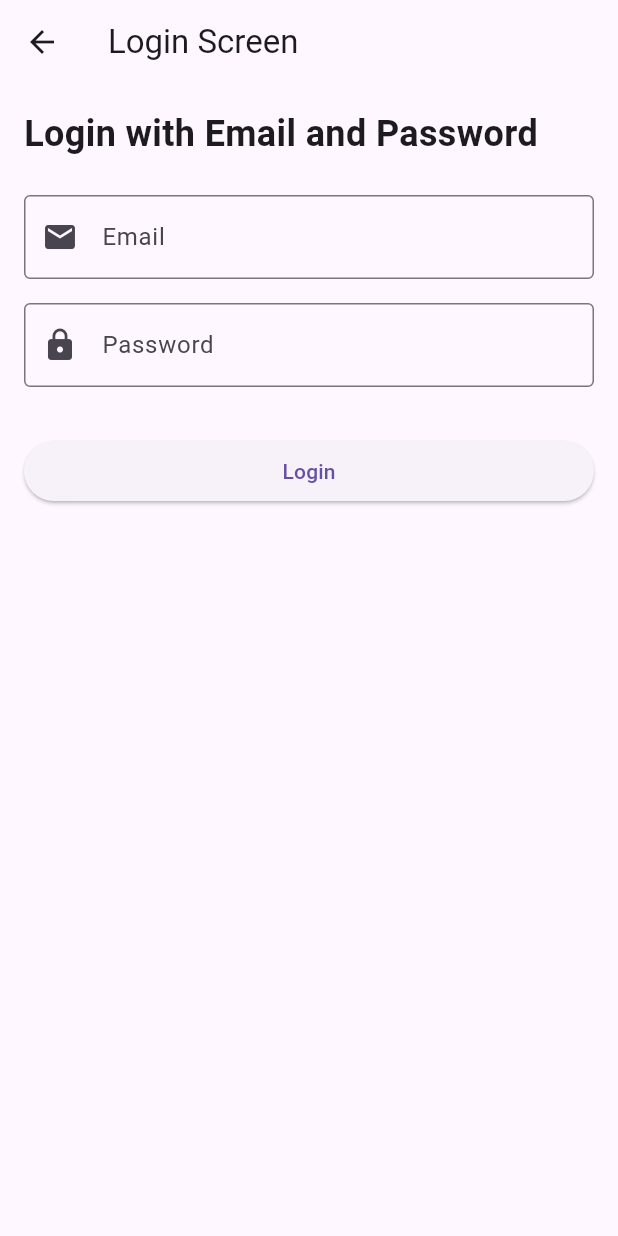
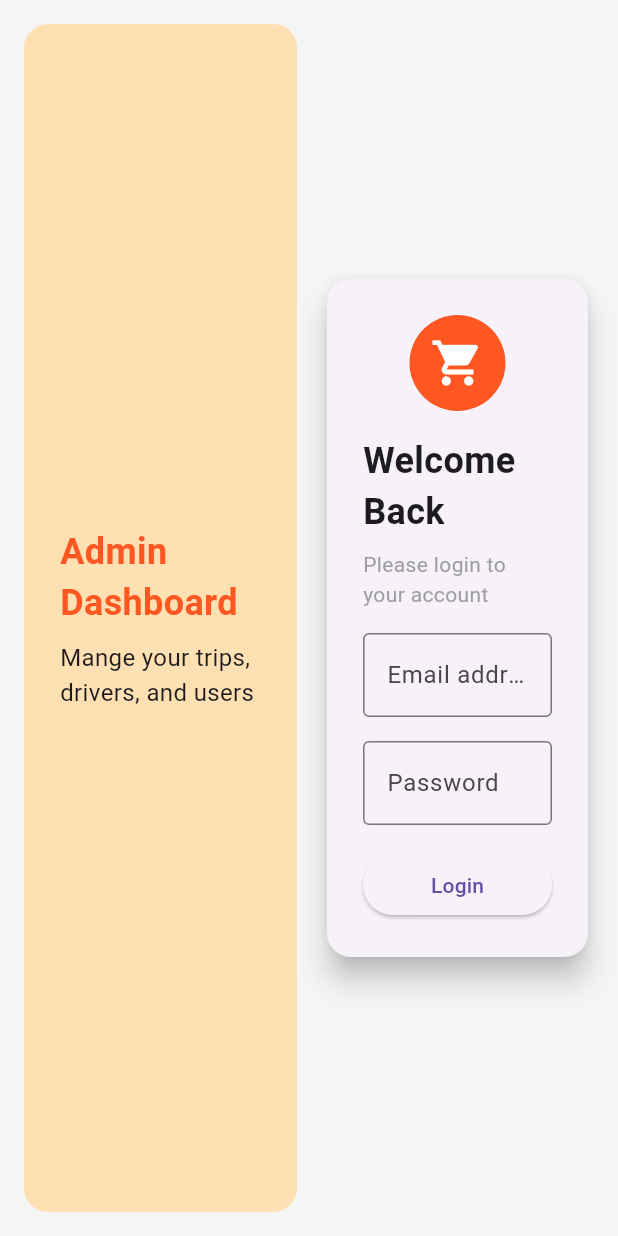
Before and after one commit to huyk21/TKPM_ADMIN_DASHBOARD, a Flutter app: the LoginScreen screen opened directly, on a phone screen of 412 x 824 dp. Run offline on Flutter 3.47's test engine with Material 3 defaults, Android fonts, the phone set to English and light mode, and no system bars; our stand-ins replace firebase_auth, firebase_core, firebase_database, fl_chart; missing offline and left inert: flutter_admin_scaffold; accounts and stored records are empty; statements that could not run were skipped.

Commit message:
edit login screen for better UI

```diff
--- a/lib/authentication/login_screen.dart
+++ b/lib/authentication/login_screen.dart
@@ -1,82 +1,104 @@
-import 'package:firebase_auth/firebase_auth.dart';
 import 'package:flutter/material.dart';
 
-class LoginScreen extends StatefulWidget {
+class LoginScreen extends StatelessWidget {
   const LoginScreen({super.key});
-
-  @override
-  State<LoginScreen> createState() => _LoginScreenState();
-}
-
-class _LoginScreenState extends State<LoginScreen> {
-  final _emailController = TextEditingController();
-  final _passwordController = TextEditingController();
-  final _auth = FirebaseAuth.instance;
-  String errorMessage = '';
-
-  Future<void> _login() async {
-    try {
-      await _auth.signInWithEmailAndPassword(
-        email: _emailController.text.trim(),
-        password: _passwordController.text.trim(),
-      );
-      setState(() {
-        errorMessage = ''; // Clear the error message if login succeeds
-      });
-      // Navigate to the main screen after successful login
-      Navigator.pushReplacementNamed(context, '/home');
-    } catch (error) {
-      setState(() {
-        errorMessage = error.toString(); // Display the error message
-      });
-    }
-  }
 
   @override
   Widget build(BuildContext context) {
     return Scaffold(
-      appBar: AppBar(title: const Text('Login Screen')),
-
-      body: Padding(
+      backgroundColor: Colors.grey[100],
+      body: Center(
+        child: Container(
           padding: const EdgeInsets.all(16.0),
-        child: Column(
+          constraints: const BoxConstraints(maxWidth: 900),
+          child: Row(
+            children: [
+              // Left side with text/illustration
+              Expanded(
+                flex: 1,
+                child: Container(
+                  decoration: BoxDecoration(
+                    borderRadius: BorderRadius.circular(16),
+                    color: Colors.orange[100],
+                  ),
+                  padding: const EdgeInsets.all(24.0),
+                  child: const Column(
+                    mainAxisAlignment: MainAxisAlignment.center,
                     crossAxisAlignment: CrossAxisAlignment.start,
                     children: [
-            const Text(
-              'Login with Email and Password',
-              style: TextStyle(fontSize: 24, fontWeight: FontWeight.bold),
+                      Text(
+                        'Admin Dashboard',
+                        style: TextStyle(
+                          fontSize: 24,
+                          fontWeight: FontWeight.bold,
+                          color: Colors.deepOrange,
                         ),
-            const SizedBox(height: 24),
-            TextField(
-              controller: _emailController,
-              decoration: const InputDecoration(
-                labelText: 'Email',
-                border: OutlineInputBorder(),
-                prefixIcon: Icon(Icons.email),
                       ),
-              keyboardType: TextInputType.emailAddress,
+                      SizedBox(height: 8),
+                      Text(
+                        'Mange your trips, drivers, and users',
+                        style: TextStyle(fontSize: 16),
+                      ),
+                    ],
+                  ),
+                ),
+              ),
+
+              const SizedBox(width: 16),
+
+              // Right side with login form
+              Expanded(
+                flex: 1,
+                child: Card(
+                  elevation: 8.0,
+                  shape: RoundedRectangleBorder(
+                    borderRadius: BorderRadius.circular(16),
+                  ),
+                  child: Padding(
+                    padding: const EdgeInsets.all(24.0),
+                    child: Column(
+                      mainAxisSize: MainAxisSize.min,
+                      children: [
+                        const CircleAvatar(
+                          radius: 32,
+                          backgroundColor: Colors.deepOrange,
+                          child: Icon(Icons.shopping_cart, color: Colors.white, size: 36),
                         ),
                         const SizedBox(height: 16),
-            TextField(
-              controller: _passwordController,
-              decoration: const InputDecoration(
+                        const Text(
+                          'Welcome Back',
+                          style: TextStyle(
+                            fontSize: 24,
+                            fontWeight: FontWeight.bold,
+                          ),
+                        ),
+                        const SizedBox(height: 8),
+                        const Text(
+                          'Please login to your account',
+                          style: TextStyle(fontSize: 14, color: Colors.grey),
+                        ),
+                        const SizedBox(height: 16),
+                        const TextField(
+                          decoration: InputDecoration(
+                            labelText: 'Email address',
+                            border: OutlineInputBorder(),
+                          ),
+                        ),
+                        const SizedBox(height: 16),
+                        const TextField(
+                          decoration: InputDecoration(
                             labelText: 'Password',
                             border: OutlineInputBorder(),
-                prefixIcon: Icon(Icons.lock),
+
                           ),
                           obscureText: true,
                         ),
-            const SizedBox(height: 16),
-            if (errorMessage.isNotEmpty)
-              Text(
-                errorMessage,
-                style: const TextStyle(color: Colors.red),
-              ),
+
                         const SizedBox(height: 16),
                         SizedBox(
                           width: double.infinity,
                           child: ElevatedButton(
-                onPressed: _login,
+                            onPressed: () {}, // Add login functionality
                             child: const Text('Login'),
                           ),
                         ),
@@ -84,13 +106,12 @@ class _LoginScreenState extends State<LoginScreen> {
                       ],
                     ),
                   ),
+                ),
+              ),
+            ],
+          ),
+        ),
+      ),
     );
   }
-
-  @override
-  void dispose() {
-    _emailController.dispose();
-    _passwordController.dispose();
-    super.dispose();
 }
-}
```
Lines whose indentation alone changed are shown as unchanged.
